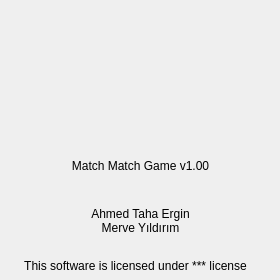
sudosys/matchmatch-game, file src/gui/about_window/aboutwindow.ui: the form before one commit.
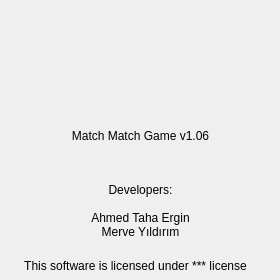
The form after the commit. Icons and pictures are not drawn.

Commit message: build date time added to about window

```diff
--- a/src/gui/about_window/aboutwindow.ui
+++ b/src/gui/about_window/aboutwindow.ui
@@ -32,7 +32,7 @@
    <property name="geometry">
     <rect>
      <x>90</x>
-     <y>30</y>
+     <y>20</y>
      <width>101</width>
      <height>101</height>
     </rect>
@@ -51,13 +51,15 @@
    <property name="geometry">
     <rect>
      <x>60</x>
-     <y>190</y>
+     <y>180</y>
      <width>161</width>
      <height>61</height>
     </rect>
    </property>
    <property name="text">
-    <string>Ahmed Taha Ergin
+    <string>Developers:
+
+Ahmed Taha Ergin
 Merve Yıldırım</string>
    </property>
    <property name="alignment">
@@ -68,13 +70,13 @@
    <property name="geometry">
     <rect>
      <x>60</x>
-     <y>150</y>
+     <y>120</y>
      <width>161</width>
      <height>31</height>
     </rect>
    </property>
    <property name="text">
-    <string>Match Match Game v1.00</string>
+    <string>Match Match Game v1.06</string>
    </property>
    <property name="textFormat">
     <enum>Qt::AutoText</enum>
@@ -99,6 +101,22 @@
     <set>Qt::AlignCenter</set>
    </property>
   </widget>
+  <widget class="QLabel" name="build_date_time">
+   <property name="geometry">
+    <rect>
+     <x>20</x>
+     <y>150</y>
+     <width>241</width>
+     <height>21</height>
+    </rect>
+   </property>
+   <property name="text">
+    <string/>
+   </property>
+   <property name="alignment">
+    <set>Qt::AlignCenter</set>
+   </property>
+  </widget>
  </widget>
  <resources>
   <include location="../../resources.qrc"/>
```
The commit also changes 6 other files.
